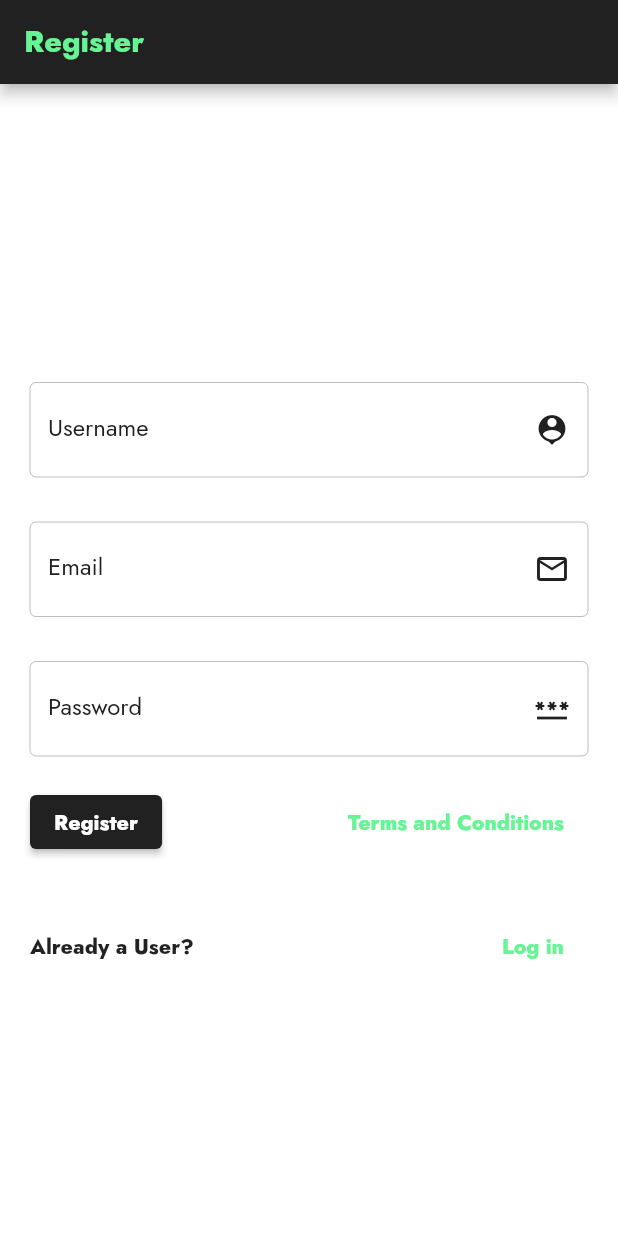
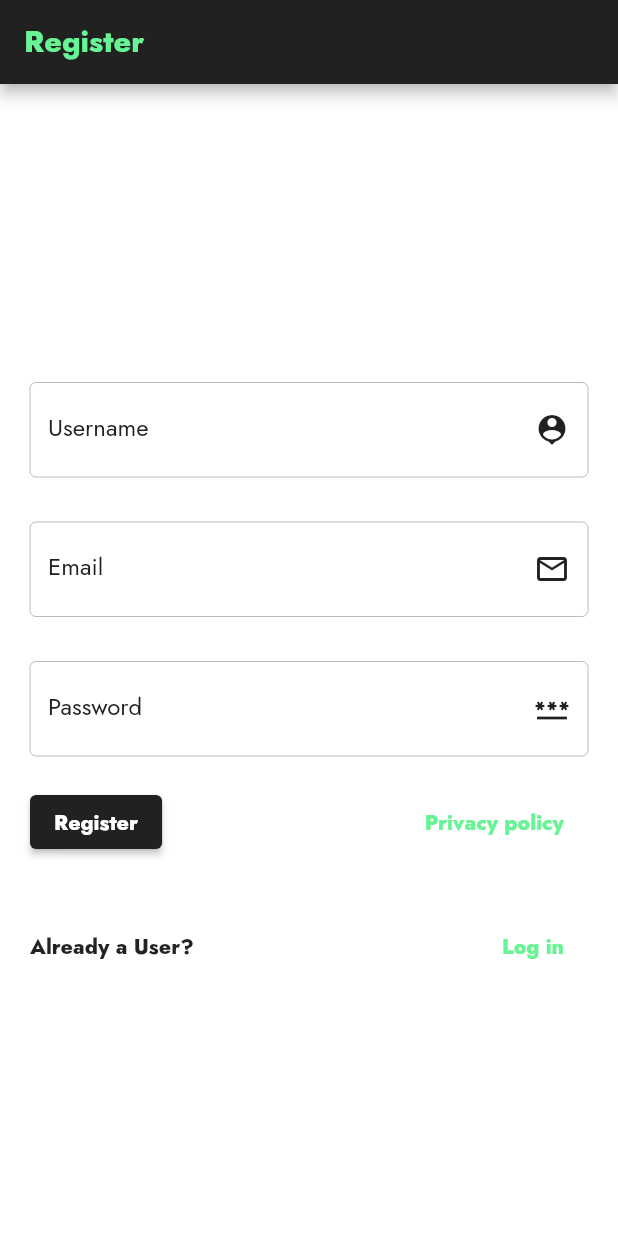
Before and after one commit to iamsuryasonar/flutterNotes, a Flutter app: the screen it shows after launch, on a phone screen of 412 x 824 dp. Run offline on Flutter 3.47's test engine with Material 2 defaults, Android fonts, the light colour scheme and no system bars; our stand-ins replace firebase_auth, firebase_core, firebase_database, firebase_storage, image_picker, pdf and 2 more; accounts and stored records are empty.

Commit message:
package name changed

```diff
--- a/lib/model/note.dart
+++ b/lib/model/note.dart
@@ -4,7 +4,8 @@ class Note {
   String key;
   int timestamp;
   String noteColor;
-  List<dynamic>? images;
+  // List<dynamic>? images;
+  Map<dynamic, dynamic>? images;
   Note(this.key, this.title, this.note, this.timestamp, this.noteColor,
       {this.images});
 
@@ -22,5 +23,6 @@ class Note {
         key = json['key'] as String,
         timestamp = json['timestamp'] as int,
         noteColor = json['noteColor'] as String,
-        images = json['images'] as List<dynamic>;
+        // images = json['images'] as List<dynamic>;
+        images = json['images'] as Map<dynamic, dynamic>;
 }
--- a/lib/screens/forgot_password_screen.dart
+++ b/lib/screens/forgot_password_screen.dart
@@ -1,5 +1,5 @@
 import 'package:flutter/material.dart';
-import 'package:flutterapp/handler/auth_handler.dart';
+import 'package:jotdot/handler/auth_handler.dart';
 
 class ForgotPassword extends StatelessWidget {
   const ForgotPassword({Key? key}) : super(key: key);
--- a/lib/screens/register_screen.dart
+++ b/lib/screens/register_screen.dart
@@ -1,7 +1,7 @@
 import 'package:flutter/material.dart';
-import 'package:flutterapp/handler/auth_handler.dart';
-import 'package:flutterapp/screens/login_screen.dart';
-import 'package:flutterapp/screens/notes_screen.dart';
+import 'package:jotdot/handler/auth_handler.dart';
+import 'package:jotdot/screens/login_screen.dart';
+import 'package:jotdot/screens/notes_screen.dart';
 
 class Register extends StatefulWidget {
   const Register({Key? key}) : super(key: key);
@@ -13,6 +13,7 @@ class Register extends StatefulWidget {
 class _RegisterState extends State<Register> {
   AuthHandler authInstance = AuthHandler();
   bool _isLoading = false;
+  bool _isPasswordVisible = false;
   String username = '';
   String email = "";
   String password = "";
@@ -112,7 +113,7 @@ class _RegisterState extends State<Register> {
                 ),
                 TextField(
                   cursorColor: Colors.grey[900],
-                  obscureText: true,
+                  obscureText: !_isPasswordVisible,
                   decoration: InputDecoration(
                     focusedBorder: const OutlineInputBorder(
                       borderSide: BorderSide(color: Colors.black26),
@@ -128,9 +129,18 @@ class _RegisterState extends State<Register> {
                     border: const OutlineInputBorder(),
                     labelText: 'Password',
                     hintText: 'Password',
-                    suffixIcon: Icon(
-                      Icons.password,
-                      color: Colors.grey[900],
+                    suffixIcon: IconButton(
+                      onPressed: () {
+                        setState(() {
+                          _isPasswordVisible = !_isPasswordVisible;
+                        });
+                      },
+                      icon: Icon(
+                        Icons.password_outlined,
+                        color: !_isPasswordVisible
+                            ? Colors.grey[900]
+                            : Colors.green,
+                      ),
                     ),
                     hintStyle: TextStyle(
                       color: Colors.grey[900],
@@ -190,7 +200,10 @@ class _RegisterState extends State<Register> {
                           ? const SizedBox(
                               width: 25,
                               height: 25,
-                              child: CircularProgressIndicator())
+                              child: CircularProgressIndicator(
+                                valueColor:
+                                    AlwaysStoppedAnimation<Color>(Colors.white),
+                              ))
                           : const Text(
                               'Register',
                               style: TextStyle(
@@ -209,7 +222,7 @@ class _RegisterState extends State<Register> {
                         ),
                       ),
                       onPressed: () {
-                        Navigator.push(
+                        Navigator.pushReplacement(
                           context,
                           MaterialPageRoute(
                             builder: (context) => const LogIn(),
@@ -217,7 +230,7 @@ class _RegisterState extends State<Register> {
                         );
                       },
                       child: const Text(
-                        'Terms and Conditions',
+                        'Privacy policy',
                         style: TextStyle(
                           fontFamily: 'Jost',
                           fontWeight: FontWeight.w800,
--- a/lib/screens/settings_screen.dart
+++ b/lib/screens/settings_screen.dart
@@ -1,6 +1,6 @@
 import 'package:flutter/material.dart';
-import 'package:flutterapp/handler/auth_handler.dart';
-import 'package:flutterapp/screens/login_screen.dart';
+import 'package:jotdot/handler/auth_handler.dart';
+import 'package:jotdot/screens/login_screen.dart';
 
 class Settings extends StatelessWidget {
   const Settings({Key? key}) : super(key: key);
--- a/pubspec.yaml
+++ b/pubspec.yaml
@@ -1,4 +1,4 @@
-name: flutterapp
+name: jotdot
 description: A new Flutter project.
 
 # The following line prevents the package from being accidentally published to
@@ -44,6 +44,7 @@ dependencies:
   image_picker: ^0.8.5
   permission_handler: ^9.2.0
   photo_view: ^0.13.0
+  change_app_package_name: ^1.0.0
 
 dev_dependencies:
   flutter_test:
```
Also changed, not shown: lib/handler/crud_handler.dart (+17 -10 lines), lib/main.dart (+9 -9 lines), lib/screens/add_view_notes_screen.dart (+36 -42 lines), lib/screens/login_screen.dart (+23 -9 lines), lib/screens/notes_screen.dart (+7 -7 lines), pubspec.lock, 19 other files.
